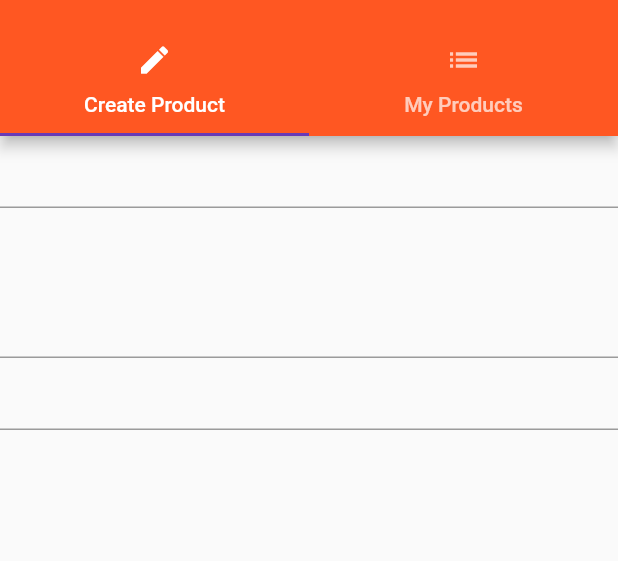
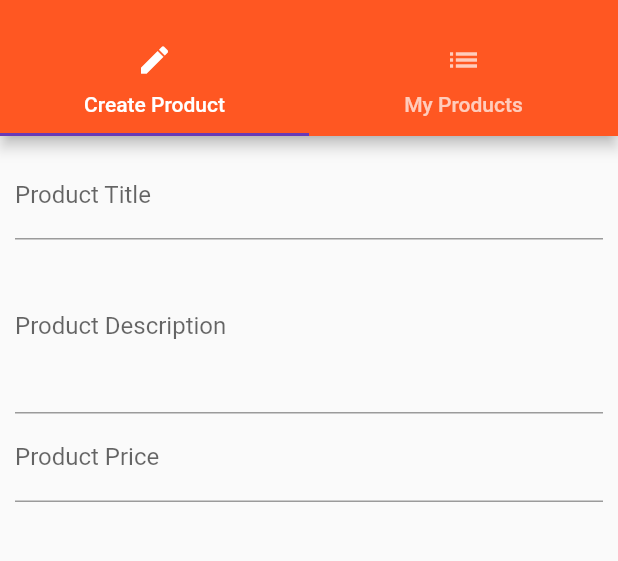
Before and after one commit to tongeren/learn_flutter_and_dart, a Flutter app: the ProductAdminPage screen opened by its route, on a phone screen of 412 x 824 dp, the part 59-620 px from its top. Run offline on Flutter 3.47's test engine with Material 2 defaults, Android fonts, the phone set to English and light mode, and no system bars.

Commit message:
Styling the text fields.

```diff
--- a/first_app/lib/pages/product_create.dart
+++ b/first_app/lib/pages/product_create.dart
@@ -14,13 +14,19 @@ class _ProductCreatePageState extends State<ProductCreatePage> {
 
   @override
   Widget build(BuildContext context) {
-    return Column(children: <Widget>[
-      TextField(onChanged: (String value) {
+    return Container(
+      margin: EdgeInsets.all(10.0),
+      child: Column(
+        children: <Widget>[
+          TextField(
+              decoration: InputDecoration(labelText: 'Product Title'),
+              onChanged: (String value) {
                 setState(() {
                   titleValue = value;
                 });
               }),
           TextField(
+              decoration: InputDecoration(labelText: 'Product Description'),
               keyboardType: TextInputType.multiline,
               maxLines: 4,
               onChanged: (String value) {
@@ -29,12 +35,15 @@ class _ProductCreatePageState extends State<ProductCreatePage> {
                 });
               }),
           TextField(
+              decoration: InputDecoration(labelText: 'Product Price'),
               keyboardType: TextInputType.numberWithOptions(),
               onChanged: (String value) {
                 setState(() {
                   priceValue = double.parse(value);
                 });
               }),
-    ],);
+        ],
+      ),
+    );
   }
 }
```
Lines whose indentation alone changed are shown as unchanged.
